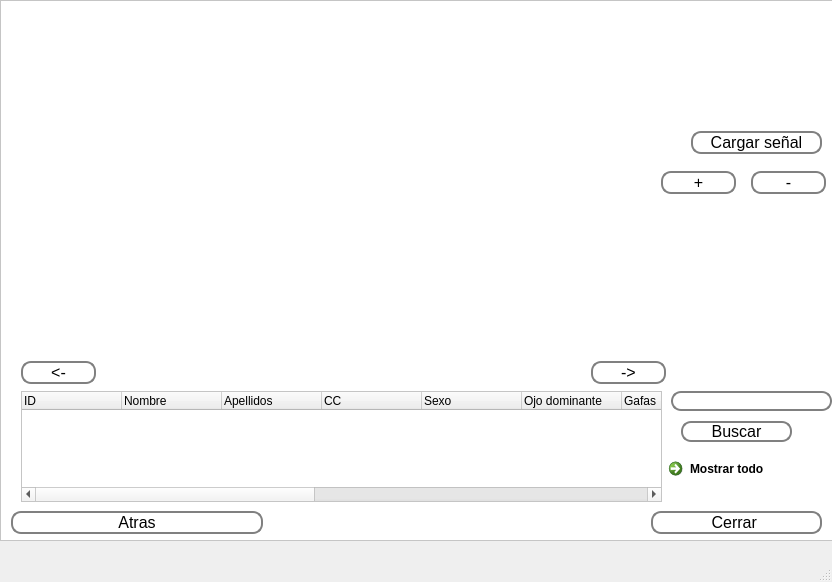
This is interface/ViAT/Visualizacion.ui in vhenaoi/OpenBCI_acquisition_python_ViAT as Qt 5 draws it before an edit. The edited form follows.
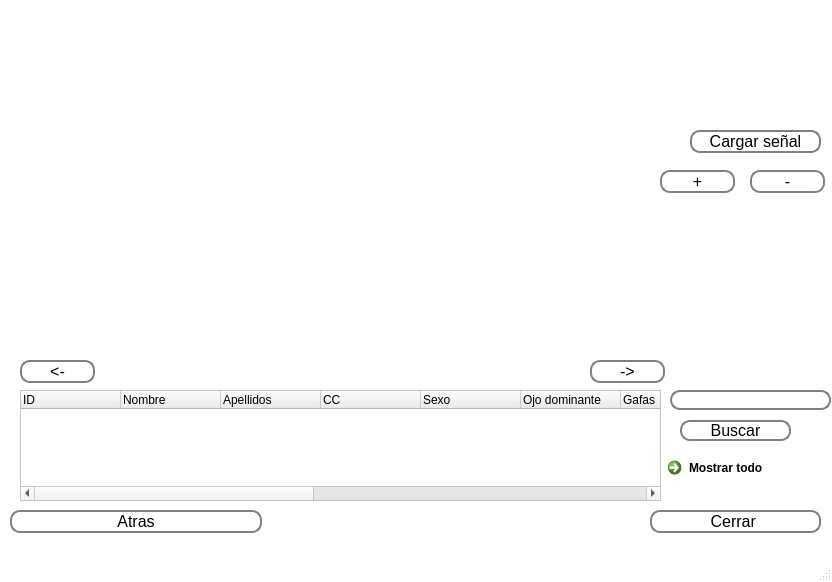
This is the edited form.

Diff of the .ui file:
```diff
--- a/interface/ViAT/Visualizacion.ui
+++ b/interface/ViAT/Visualizacion.ui
@@ -10,29 +10,6 @@
     <height>582</height>
    </rect>
   </property>
-  <property name="windowTitle">
-   <string>Señales EEG</string>
-  </property>
-  <widget class="QWidget" name="centralwidget">
-   <widget class="QWidget" name="campo_grafico" native="true">
-    <property name="geometry">
-     <rect>
-      <x>20</x>
-      <y>10</y>
-      <width>641</width>
-      <height>351</height>
-     </rect>
-    </property>
-   </widget>
-   <widget class="QScrollArea" name="scrollArea">
-    <property name="geometry">
-     <rect>
-      <x>0</x>
-      <y>0</y>
-      <width>851</width>
-      <height>541</height>
-     </rect>
-    </property>
     <property name="palette">
      <palette>
       <active>
@@ -97,166 +74,10 @@
       </disabled>
      </palette>
     </property>
-    <property name="autoFillBackground">
-     <bool>false</bool>
-    </property>
-    <property name="widgetResizable">
-     <bool>true</bool>
-    </property>
-    <widget class="QWidget" name="scrollAreaWidgetContents">
-     <property name="geometry">
-      <rect>
-       <x>0</x>
-       <y>0</y>
-       <width>849</width>
-       <height>539</height>
-      </rect>
-     </property>
-     <widget class="QPushButton" name="btn_load">
-      <property name="geometry">
-       <rect>
-        <x>690</x>
-        <y>130</y>
-        <width>131</width>
-        <height>23</height>
-       </rect>
-      </property>
-      <property name="font">
-       <font>
-        <pointsize>12</pointsize>
-       </font>
-      </property>
-      <property name="styleSheet">
-       <string notr="true">QPushButton {
-    border: 2px solid gray;
-    border-radius: 10px;
-    padding: 0 8px;
-    background: rgb(255, 255, 255);
-    selection-background-color: darkgray;
-    }
-
-QPushButton:hover {
-    border: 2px solid gray;
-    border-radius: 10px;
-    padding: 0 8px;
-    background: rgb(222, 222, 222);
-    selection-background-color: darkgray;
-    }
-
-QPushButton:pressed {
-    border: 2px solid gray;
-    border-radius: 10px;
-    padding: 0 8px;
-    background:rgb(176, 176, 176);
-    selection-background-color: darkgray;
-    }
-</string>
-      </property>
-      <property name="text">
-       <string>Cargar señal</string>
-      </property>
-     </widget>
-     <widget class="QPushButton" name="btn_leave">
-      <property name="geometry">
-       <rect>
-        <x>650</x>
-        <y>510</y>
-        <width>171</width>
-        <height>23</height>
-       </rect>
-      </property>
-      <property name="font">
-       <font>
-        <pointsize>12</pointsize>
-       </font>
-      </property>
-      <property name="styleSheet">
-       <string notr="true">QPushButton {
-    border: 2px solid gray;
-    border-radius: 10px;
-    padding: 0 8px;
-    background: rgb(255, 255, 255);
-    selection-background-color: darkgray;
-    }
-
-QPushButton:hover {
-    border: 2px solid gray;
-    border-radius: 10px;
-    padding: 0 8px;
-    background: rgb(222, 222, 222);
-    selection-background-color: darkgray;
-    }
-
-QPushButton:pressed {
-    border: 2px solid gray;
-    border-radius: 10px;
-    padding: 0 8px;
-    background:rgb(176, 176, 176);
-    selection-background-color: darkgray;
-    }
-</string>
-      </property>
-      <property name="text">
-       <string>Cerrar </string>
-      </property>
-     </widget>
-     <widget class="QLabel" name="logo">
-      <property name="geometry">
-       <rect>
-        <x>660</x>
-        <y>0</y>
-        <width>171</width>
-        <height>111</height>
-       </rect>
-      </property>
-      <property name="text">
-       <string/>
-      </property>
-     </widget>
-     <widget class="QPushButton" name="btn_behind">
-      <property name="geometry">
-       <rect>
-        <x>20</x>
-        <y>360</y>
-        <width>75</width>
-        <height>23</height>
-       </rect>
-      </property>
-      <property name="font">
-       <font>
-        <pointsize>12</pointsize>
-       </font>
-      </property>
-      <property name="styleSheet">
-       <string notr="true">QPushButton {
-    border: 2px solid gray;
-    border-radius: 10px;
-    padding: 0 8px;
-    background: rgb(255, 255, 255);
-    selection-background-color: darkgray;
-    }
-
-QPushButton:hover {
-    border: 2px solid gray;
-    border-radius: 10px;
-    padding: 0 8px;
-    background: rgb(222, 222, 222);
-    selection-background-color: darkgray;
-    }
-
-QPushButton:pressed {
-    border: 2px solid gray;
-    border-radius: 10px;
-    padding: 0 8px;
-    background:rgb(176, 176, 176);
-    selection-background-color: darkgray;
-    }
-</string>
-      </property>
-      <property name="text">
-       <string>&lt;-</string>
-      </property>
-     </widget>
+  <property name="windowTitle">
+   <string>Señales EEG</string>
+  </property>
+  <widget class="QWidget" name="centralwidget">
      <widget class="QPushButton" name="btn_ahead">
       <property name="geometry">
        <rect>
@@ -301,50 +122,6 @@
        <string>-&gt;</string>
       </property>
      </widget>
-     <widget class="QPushButton" name="btn_increase">
-      <property name="geometry">
-       <rect>
-        <x>660</x>
-        <y>170</y>
-        <width>75</width>
-        <height>23</height>
-       </rect>
-      </property>
-      <property name="font">
-       <font>
-        <pointsize>12</pointsize>
-       </font>
-      </property>
-      <property name="styleSheet">
-       <string notr="true">QPushButton {
-    border: 2px solid gray;
-    border-radius: 10px;
-    padding: 0 8px;
-    background: rgb(255, 255, 255);
-    selection-background-color: darkgray;
-    }
-
-QPushButton:hover {
-    border: 2px solid gray;
-    border-radius: 10px;
-    padding: 0 8px;
-    background: rgb(222, 222, 222);
-    selection-background-color: darkgray;
-    }
-
-QPushButton:pressed {
-    border: 2px solid gray;
-    border-radius: 10px;
-    padding: 0 8px;
-    background:rgb(176, 176, 176);
-    selection-background-color: darkgray;
-    }
-</string>
-      </property>
-      <property name="text">
-       <string>+</string>
-      </property>
-     </widget>
      <widget class="QPushButton" name="btn_decrease">
       <property name="geometry">
        <rect>
@@ -389,6 +166,94 @@
        <string>-</string>
       </property>
      </widget>
+   <widget class="QPushButton" name="btn_behind">
+    <property name="geometry">
+     <rect>
+      <x>20</x>
+      <y>360</y>
+      <width>75</width>
+      <height>23</height>
+     </rect>
+    </property>
+    <property name="font">
+     <font>
+      <pointsize>12</pointsize>
+     </font>
+    </property>
+    <property name="styleSheet">
+     <string notr="true">QPushButton {
+    border: 2px solid gray;
+    border-radius: 10px;
+    padding: 0 8px;
+    background: rgb(255, 255, 255);
+    selection-background-color: darkgray;
+    }
+
+QPushButton:hover {
+    border: 2px solid gray;
+    border-radius: 10px;
+    padding: 0 8px;
+    background: rgb(222, 222, 222);
+    selection-background-color: darkgray;
+    }
+
+QPushButton:pressed {
+    border: 2px solid gray;
+    border-radius: 10px;
+    padding: 0 8px;
+    background:rgb(176, 176, 176);
+    selection-background-color: darkgray;
+    }
+</string>
+    </property>
+    <property name="text">
+     <string>&lt;-</string>
+    </property>
+   </widget>
+   <widget class="QPushButton" name="btn_load">
+    <property name="geometry">
+     <rect>
+      <x>690</x>
+      <y>130</y>
+      <width>131</width>
+      <height>23</height>
+     </rect>
+    </property>
+    <property name="font">
+     <font>
+      <pointsize>12</pointsize>
+     </font>
+    </property>
+    <property name="styleSheet">
+     <string notr="true">QPushButton {
+    border: 2px solid gray;
+    border-radius: 10px;
+    padding: 0 8px;
+    background: rgb(255, 255, 255);
+    selection-background-color: darkgray;
+    }
+
+QPushButton:hover {
+    border: 2px solid gray;
+    border-radius: 10px;
+    padding: 0 8px;
+    background: rgb(222, 222, 222);
+    selection-background-color: darkgray;
+    }
+
+QPushButton:pressed {
+    border: 2px solid gray;
+    border-radius: 10px;
+    padding: 0 8px;
+    background:rgb(176, 176, 176);
+    selection-background-color: darkgray;
+    }
+</string>
+    </property>
+    <property name="text">
+     <string>Cargar señal</string>
+    </property>
+   </widget>
      <widget class="QLineEdit" name="line_search">
       <property name="geometry">
        <rect>
@@ -465,6 +330,63 @@
        <string>Buscar</string>
       </property>
      </widget>
+   <widget class="QPushButton" name="back">
+    <property name="geometry">
+     <rect>
+      <x>10</x>
+      <y>510</y>
+      <width>252</width>
+      <height>23</height>
+     </rect>
+    </property>
+    <property name="font">
+     <font>
+      <pointsize>12</pointsize>
+     </font>
+    </property>
+    <property name="styleSheet">
+     <string notr="true">QPushButton {
+    border: 2px solid gray;
+    border-radius: 10px;
+    padding: 0 8px;
+    background: rgb(255, 255, 255);
+    selection-background-color: darkgray;
+    }
+
+QPushButton:hover {
+    border: 2px solid gray;
+    border-radius: 10px;
+    padding: 0 8px;
+    background: rgb(222, 222, 222);
+    selection-background-color: darkgray;
+    }
+
+QPushButton:pressed {
+    border: 2px solid gray;
+    border-radius: 10px;
+    padding: 0 8px;
+    background:rgb(176, 176, 176);
+    selection-background-color: darkgray;
+    }
+</string>
+    </property>
+    <property name="text">
+     <string>Atras</string>
+    </property>
+    <property name="autoDefault">
+     <bool>false</bool>
+    </property>
+   </widget>
+   <widget class="QWidget" name="campo_grafico" native="true">
+    <property name="geometry">
+     <rect>
+      <x>20</x>
+      <y>10</y>
+      <width>641</width>
+      <height>351</height>
+     </rect>
+    </property>
+   </widget>
      <widget class="QTreeWidget" name="table">
       <property name="geometry">
        <rect>
@@ -545,12 +467,25 @@
        </property>
       </column>
      </widget>
-     <widget class="QPushButton" name="back">
+   <widget class="QLabel" name="logo">
       <property name="geometry">
        <rect>
-        <x>10</x>
-        <y>510</y>
-        <width>252</width>
+      <x>660</x>
+      <y>0</y>
+      <width>171</width>
+      <height>111</height>
+     </rect>
+    </property>
+    <property name="text">
+     <string/>
+    </property>
+   </widget>
+   <widget class="QPushButton" name="btn_increase">
+    <property name="geometry">
+     <rect>
+      <x>660</x>
+      <y>170</y>
+      <width>75</width>
         <height>23</height>
        </rect>
       </property>
@@ -586,10 +521,7 @@
 </string>
       </property>
       <property name="text">
-       <string>Atras</string>
-      </property>
-      <property name="autoDefault">
-       <bool>false</bool>
+     <string>+</string>
       </property>
      </widget>
      <widget class="QCommandLinkButton" name="btn_show">
@@ -605,10 +537,50 @@
        <string>Mostrar todo</string>
       </property>
      </widget>
-    </widget>
-   </widget>
-   <zorder>scrollArea</zorder>
-   <zorder>campo_grafico</zorder>
+   <widget class="QPushButton" name="btn_leave">
+    <property name="geometry">
+     <rect>
+      <x>650</x>
+      <y>510</y>
+      <width>171</width>
+      <height>23</height>
+     </rect>
+    </property>
+    <property name="font">
+     <font>
+      <pointsize>12</pointsize>
+     </font>
+    </property>
+    <property name="styleSheet">
+     <string notr="true">QPushButton {
+    border: 2px solid gray;
+    border-radius: 10px;
+    padding: 0 8px;
+    background: rgb(255, 255, 255);
+    selection-background-color: darkgray;
+    }
+
+QPushButton:hover {
+    border: 2px solid gray;
+    border-radius: 10px;
+    padding: 0 8px;
+    background: rgb(222, 222, 222);
+    selection-background-color: darkgray;
+    }
+
+QPushButton:pressed {
+    border: 2px solid gray;
+    border-radius: 10px;
+    padding: 0 8px;
+    background:rgb(176, 176, 176);
+    selection-background-color: darkgray;
+    }
+</string>
+    </property>
+    <property name="text">
+     <string>Cerrar </string>
+    </property>
+   </widget>
   </widget>
   <widget class="QMenuBar" name="menubar">
    <property name="geometry">
```
Lines whose indentation alone changed are shown as unchanged.
